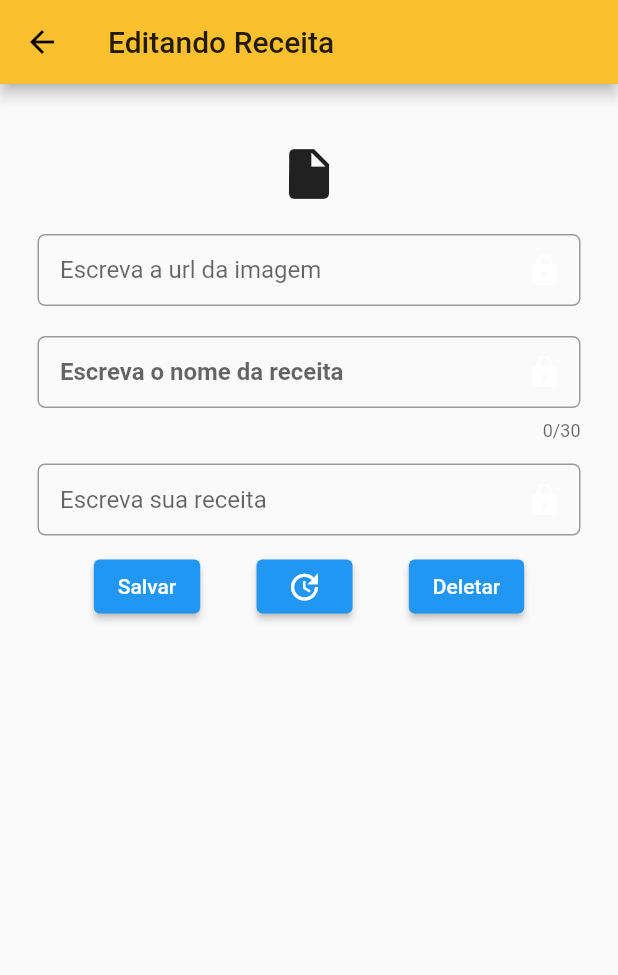
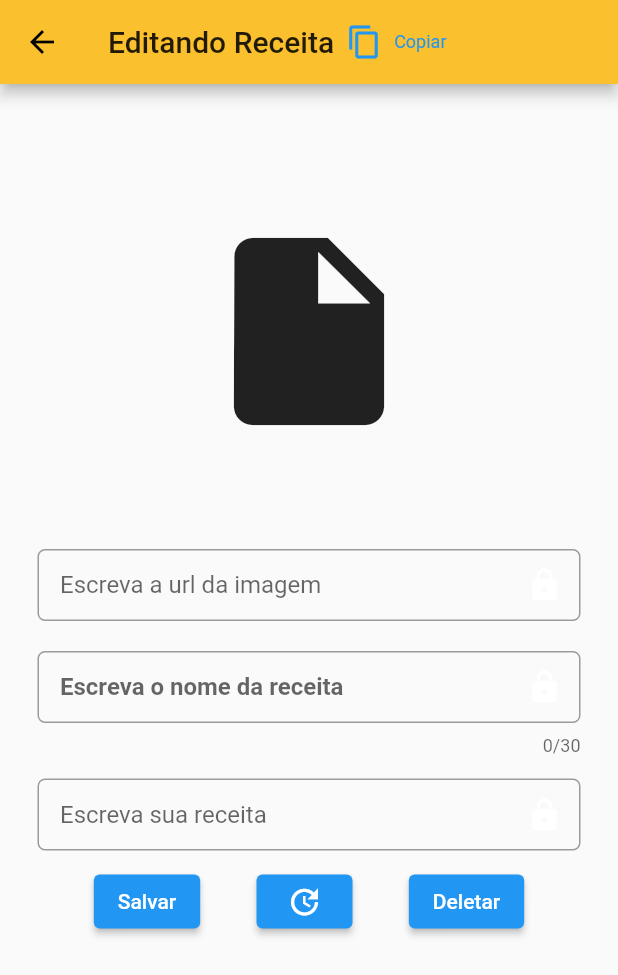
Before and after one commit to 231396/SI700_flutter_app, a Flutter app: the MyRecipesWidget screen opened directly, after a tap on the "add" icon, on a phone screen of 412 x 824 dp. Shown: the top 975 px of the screen. Run offline on Flutter 3.47's test engine with Material 2 defaults, Android fonts, the phone set to English and light mode, and no system bars; our stand-ins replace cloud_firestore, firebase_auth, firebase_core; accounts and stored records are empty.

Commit message:
Image Network clean

```diff
--- a/lib/global.dart
+++ b/lib/global.dart
@@ -11,10 +11,26 @@ String basicValidator(String str){
     return null;
 }
 
+bool validURL(String url) => Uri.parse(url).isAbsolute;
+
 bool basicStringValidation(String str) => str == null || str.isEmpty;
 
-Widget imageErrorHandler(BuildContext context, Object exception, StackTrace stackTrace)
-{
-	return const Icon(Icons.insert_drive_file, size: 40);
-	//return const Text('Imagem não pode ser carregada', style: TextStyle(color: Colors.red));
+
+Widget _imgErrorFunc(double width, double height){
+	return SizedBox(
+		width: width,
+		height: height,
+		child: Icon(Icons.insert_drive_file, size: (width > height ? width : height)/2),
+	);
 }
+
+Widget networkImage(String imgUrl, double width, double height){
+	if(basicStringValidation(imgUrl) || !Uri.parse(imgUrl).isAbsolute)
+		return _imgErrorFunc(width, height);
+	return Image.network(imgUrl,
+		width: width,
+		height: height,
+		fit: BoxFit.cover,
+		errorBuilder: (context, expection, stack) => _imgErrorFunc(width, height),
+	);
+}
--- a/lib/view/MainScreen/my_recipes.dart
+++ b/lib/view/MainScreen/my_recipes.dart
@@ -68,7 +68,7 @@ class _RecipeList extends StatelessWidget
 							onTap: () => _showRecipeDialog(context, recipes[index]),
 							leading: ClipRRect(
 									borderRadius: BorderRadius.circular(10.0),
-									child: _urlToImage(recipes[index].imageUrl),
+									child: networkImage(recipes[index].imageUrl, 50, 50),
 									),
 						),
 				);
@@ -99,18 +99,4 @@ class _RecipeList extends StatelessWidget
 				],
 		),
 	);
-
-	Widget _urlToImage(String imgUrl)
-	{
-		try {
-			return Image.network(imgUrl,
-					width: 50,
-					height: 50,
-					fit: BoxFit.cover,
-					errorBuilder: imageErrorHandler
-				);
-		} catch (e) {
-			return const Icon(Icons.insert_drive_file, size: 50);
-		}
-	}
 }
--- a/lib/view/MainScreen/profile.dart
+++ b/lib/view/MainScreen/profile.dart
@@ -56,10 +56,10 @@ class ProfileWidget extends StatelessWidget
 				margin: EdgeInsets.symmetric(vertical: 6),
 				padding: EdgeInsets.symmetric(vertical: 10, horizontal: 10),
 				width: 250.0,
-				decoration: new BoxDecoration(
+				decoration: BoxDecoration(
 					color: Colors.white38,
 					shape: BoxShape.rectangle,
-					border: new Border.all(
+					border: Border.all(
 						color: Colors.black,
 						width: 1.0,
 					),
--- a/lib/view/Recipes/recipe_edit.dart
+++ b/lib/view/Recipes/recipe_edit.dart
@@ -29,7 +29,12 @@ class _RecipeEditScreenState extends State<RecipeEditScreen>
 		urlFieldController.text = recipe.imageUrl;
 		return Scaffold(
 			appBar: AppBar(
-				title: Text("Editando Receita"),
+				title: Row(
+				  children: [
+				    Text("Editando Receita"),
+					clipboardButton(context, recipe.uidRecipe),
+				  ],
+				),
 			),
 			body: Container(
 				padding: EdgeInsets.symmetric(horizontal: 25.0, vertical: 40.0),
@@ -112,7 +117,7 @@ class _RecipeEditScreenState extends State<RecipeEditScreen>
 									onPressed: showDeleteDialog,
 								),
 							],
-						)
+						),
 					],
 				))
 			))
--- a/lib/view/Recipes/shared.dart
+++ b/lib/view/Recipes/shared.dart
@@ -3,19 +3,26 @@ import 'package:flutter/services.dart';
 import 'package:flutter_app/global.dart';
 
 Widget urlToImage(String imgUrl){
-	try {
-		return Image.network(imgUrl,
-			width: 250,
-			height: 250,
-			errorBuilder: imageErrorHandler,
-		);
-	} catch (e) {
-		return const Icon(Icons.insert_drive_file, size: 250);
-	}
+	return networkImage(imgUrl, 300, 250);
+}
+
+
+Widget uidRecipe(BuildContext context, String uid){
+	return Container(
+		padding: const EdgeInsets.all(10.0),
+		alignment: Alignment.centerLeft,
+		child: Row(
+				children: [
+				Text("ID: $uid"),
+				const SizedBox(width: 10),
+				clipboardButton(context, uid),
+			],
+		),
+	);
 }
 
 Widget clipboardButton(BuildContext context, String clipString) => TextButton.icon(
-		label: Text("Copy"),
+		label: Text("Copiar"),
 		icon: Icon(Icons.copy),
 		style: ElevatedButton.styleFrom(
 			primary: Colors.transparent,
```
Also changed, not shown: lib/view/Recipes/recipe_vizualizer.dart (+3 -11 lines).
